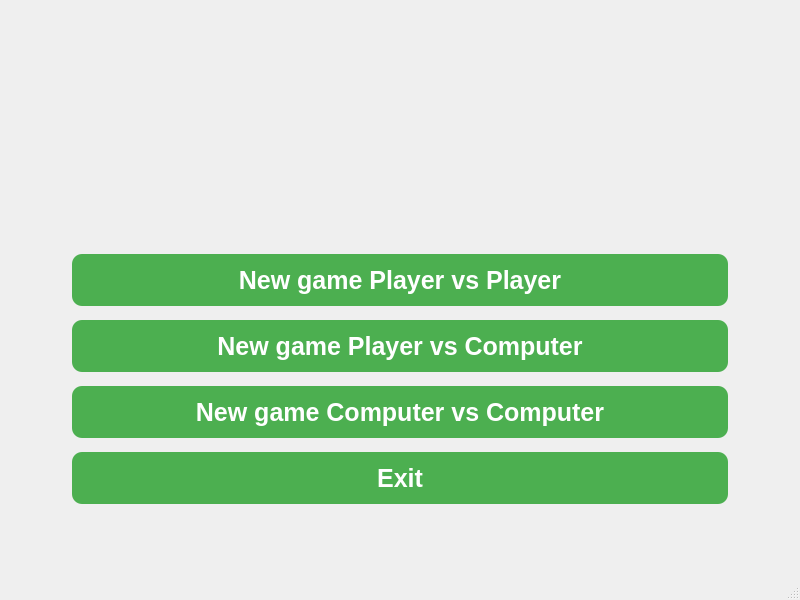
First picture: the form in src/forms/MainMenuWindow.ui, repository wshknmt/Connect-4, before the edit.
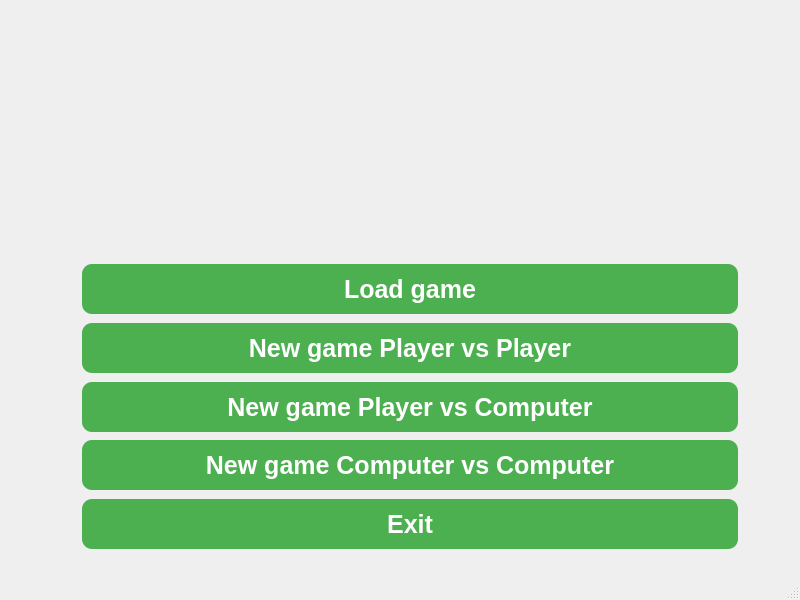
Second picture: the form after the edit. Icons and pictures are not drawn.

Commit message: added save/load board to/from file

The edit to the form file:
```diff
--- a/src/forms/MainMenuWindow.ui
+++ b/src/forms/MainMenuWindow.ui
@@ -29,19 +29,65 @@
    <widget class="QWidget" name="verticalLayoutWidget">
     <property name="geometry">
      <rect>
-      <x>70</x>
-      <y>250</y>
+      <x>80</x>
+      <y>260</y>
       <width>660</width>
-      <height>260</height>
+      <height>291</height>
      </rect>
     </property>
     <layout class="QVBoxLayout" name="verticalLayout">
+     <property name="spacing">
+      <number>2</number>
+     </property>
+     <item>
+      <widget class="QPushButton" name="loadButton">
+       <property name="minimumSize">
+        <size>
+         <width>0</width>
+         <height>58</height>
+        </size>
+       </property>
+       <property name="font">
+        <font>
+         <pointsize>-1</pointsize>
+         <italic>false</italic>
+         <bold>true</bold>
+         <underline>false</underline>
+         <strikeout>false</strikeout>
+        </font>
+       </property>
+       <property name="styleSheet">
+        <string notr="true">QPushButton {
+    min-height: 30px;
+    max-height: 30px;
+	background-color: #4CAF50;
+	border: none;
+	color: white;
+	padding: 10px 32px;
+	text-align: center;
+	text-decoration: none;
+	font-size: 25px;
+	margin: 4px 2px;
+	border-radius: 10px;
+}
+QPushButton:hover {
+	background-color: #45a049;
+}
+QPushButton:pressed {
+	background-color: #3e8e41;
+}</string>
+       </property>
+       <property name="text">
+        <string>Load game</string>
+       </property>
+      </widget>
+     </item>
      <item>
       <widget class="QPushButton" name="startButtonPvP">
        <property name="minimumSize">
         <size>
          <width>0</width>
-         <height>60</height>
+         <height>58</height>
         </size>
        </property>
        <property name="font">
@@ -55,16 +101,16 @@
        </property>
        <property name="styleSheet">
         <string notr="true">QPushButton {
+    min-height: 30px;
+    max-height: 30px;
 	background-color: #4CAF50;
 	border: none;
 	color: white;
 	padding: 10px 32px;
 	text-align: center;
 	text-decoration: none;
-	display: inline-block;
 	font-size: 25px;
 	margin: 4px 2px;
-	cursor: pointer;
 	border-radius: 10px;
 }
 QPushButton:hover {
@@ -84,7 +130,7 @@
        <property name="minimumSize">
         <size>
          <width>0</width>
-         <height>60</height>
+         <height>58</height>
         </size>
        </property>
        <property name="font">
@@ -98,16 +144,16 @@
        </property>
        <property name="styleSheet">
         <string notr="true">QPushButton {
+    min-height: 30px;
+    max-height: 30px;
 	background-color: #4CAF50;
 	border: none;
 	color: white;
 	padding: 10px 32px;
 	text-align: center;
 	text-decoration: none;
-	display: inline-block;
 	font-size: 25px;
 	margin: 4px 2px;
-	cursor: pointer;
 	border-radius: 10px;
 }
 QPushButton:hover {
@@ -127,7 +173,7 @@
        <property name="minimumSize">
         <size>
          <width>0</width>
-         <height>60</height>
+         <height>58</height>
         </size>
        </property>
        <property name="font">
@@ -140,16 +186,16 @@
        </property>
        <property name="styleSheet">
         <string notr="true">QPushButton {
+    min-height: 30px;
+    max-height: 30px;
 	background-color: #4CAF50;
 	border: none;
 	color: white;
 	padding: 10px 32px;
 	text-align: center;
 	text-decoration: none;
-	display: inline-block;
 	font-size: 25px;
 	margin: 4px 2px;
-	cursor: pointer;
 	border-radius: 10px;
 }
 QPushButton:hover {
@@ -169,7 +215,7 @@
        <property name="minimumSize">
         <size>
          <width>0</width>
-         <height>60</height>
+         <height>58</height>
         </size>
        </property>
        <property name="font">
@@ -183,16 +229,16 @@
        </property>
        <property name="styleSheet">
         <string notr="true">QPushButton {
+    min-height: 30px;
+    max-height: 30px;
 	background-color: #4CAF50;
 	border: none;
 	color: white;
 	padding: 10px 32px;
 	text-align: center;
 	text-decoration: none;
-	display: inline-block;
 	font-size: 25px;
 	margin: 4px 2px;
-	cursor: pointer;
 	border-radius: 10px;
 }
 QPushButton:hover {
```
The commit also changes 13 other files.
